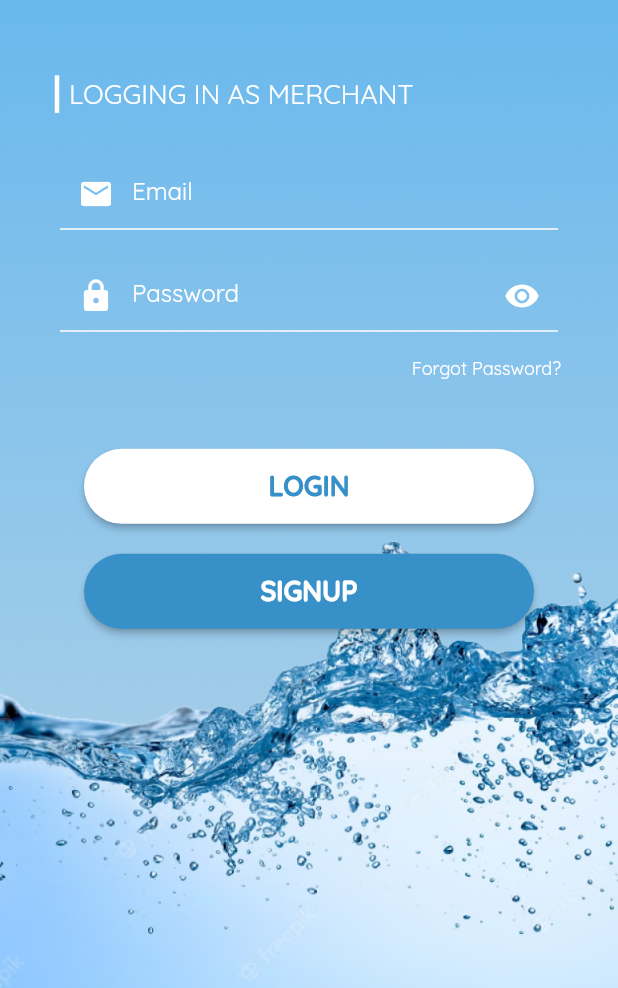
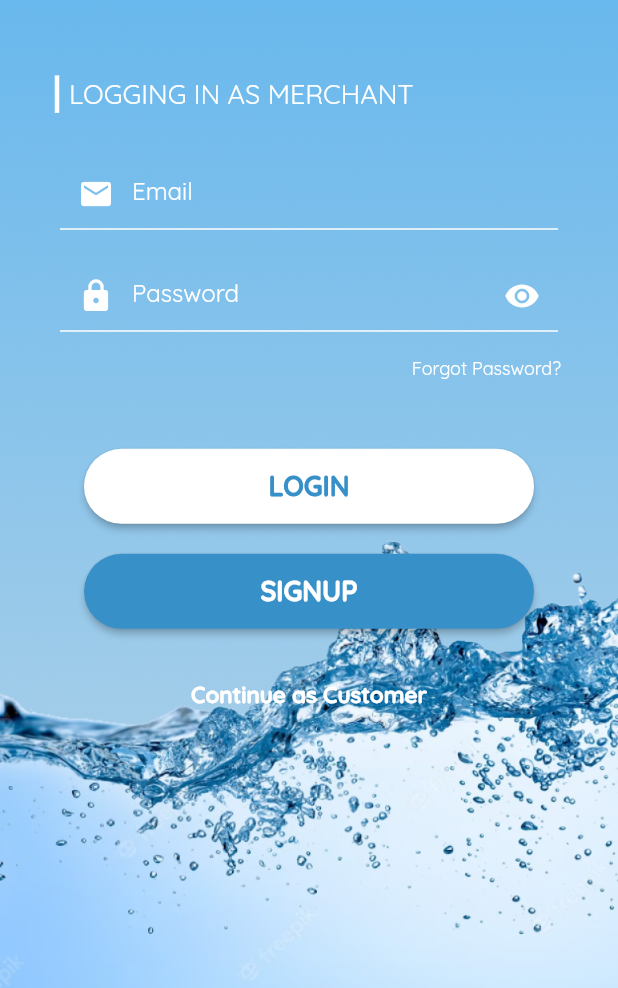
Before and after one commit to lansoyyy/project_agos, a Flutter app: the screen it shows after launch, after a tap on "Continue as Merchant", on a phone screen of 412 x 824 dp, the part 248-1236 px from its top. Run offline on Flutter 3.47's test engine with Material 2 defaults, Android fonts, the phone set to English and light mode, and no system bars; our stand-ins replace cloud_firestore, firebase_auth, firebase_core, firebase_storage, flutter_spinkit, fluttertoast and 4 more; missing offline and left inert: flutter_polyline_points, ticket_widget; accounts and stored records are empty; statements that could not run were skipped.

Commit message:
added extra navigation

```diff
--- a/lib/screens/merchant/login_screen.dart
+++ b/lib/screens/merchant/login_screen.dart
@@ -1,3 +1,4 @@
+import 'package:agos/screens/auth/login_screen.dart';
 import 'package:agos/screens/merchant/home_screen.dart';
 import 'package:agos/screens/merchant/signup_screen.dart';
 import 'package:agos/widgets/button_widget.dart';
@@ -283,6 +284,22 @@ class _MerchantLoginScreenState extends State<MerchantLoginScreen> {
                     ),
                   ),
                   const SizedBox(
+                    height: 20,
+                  ),
+                  Center(
+                    child: TextButton(
+                      onPressed: () {
+                        Navigator.of(context).push(MaterialPageRoute(
+                            builder: (context) => const LoginScreen()));
+                      },
+                      child: TextBold(
+                        text: 'Continue as Customer',
+                        fontSize: 15,
+                        color: Colors.white,
+                      ),
+                    ),
+                  ),
+                  const SizedBox(
                     height: 50,
                   ),
                 ],
```
